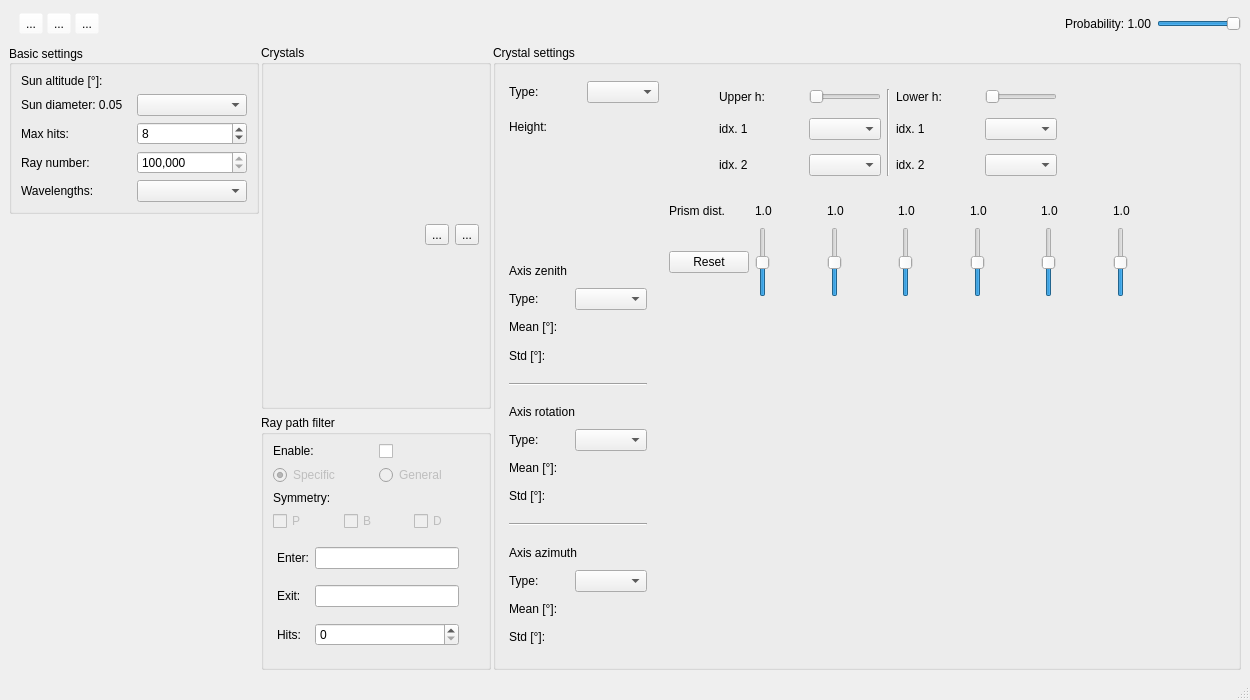
Before: the Qt Designer form cpp/FastHalo/mainwindow.ui in LoveDaisy/ice_halo_sim, drawn with Qt 5.
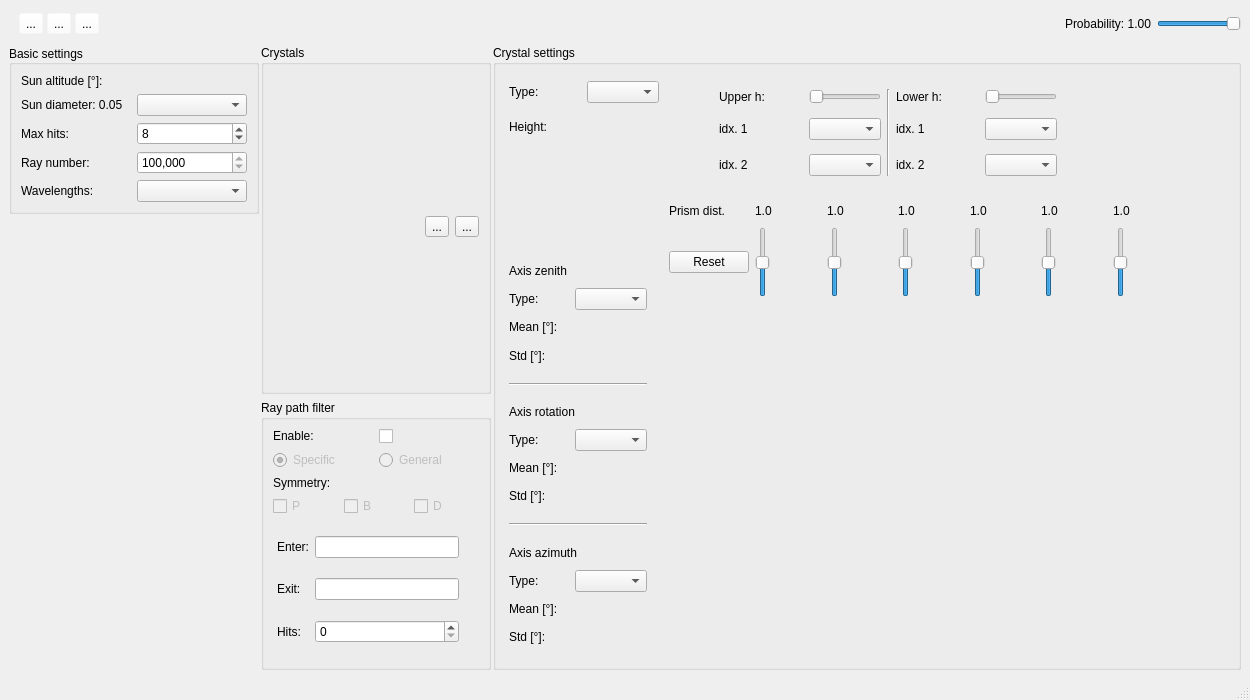
After: the same form once the commit is applied.

```diff
--- a/cpp/FastHalo/mainwindow.ui
+++ b/cpp/FastHalo/mainwindow.ui
@@ -378,7 +378,7 @@
       <property name="minimumSize">
        <size>
         <width>230</width>
-        <height>255</height>
+        <height>270</height>
        </size>
       </property>
       <property name="maximumSize">
```
